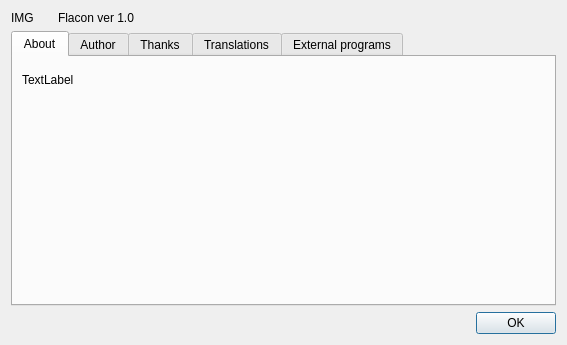
This is gui/aboutdialog/aboutdialog.ui in flacon/flacon as Qt 5 draws it before an edit. The edited form follows.
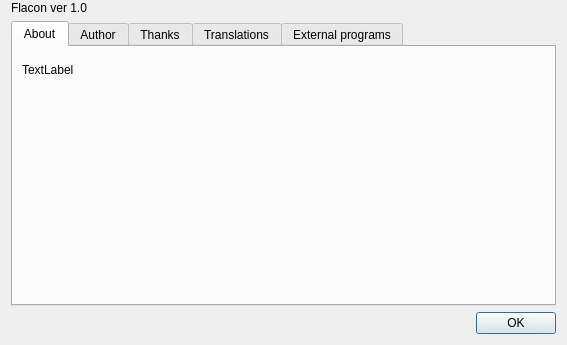
This is the edited form.

Commit message: Fix amargins in about dialog

What changed in the file:
```diff
--- a/gui/aboutdialog/aboutdialog.ui
+++ b/gui/aboutdialog/aboutdialog.ui
@@ -20,24 +20,14 @@
    <string>About Flacon</string>
   </property>
   <layout class="QVBoxLayout" name="verticalLayout">
+   <property name="topMargin">
+    <number>1</number>
+   </property>
    <item>
     <layout class="QHBoxLayout" name="horizontalLayout">
      <property name="spacing">
       <number>24</number>
      </property>
-     <item>
-      <widget class="QLabel" name="logoLabel">
-       <property name="sizePolicy">
-        <sizepolicy hsizetype="Maximum" vsizetype="Preferred">
-         <horstretch>0</horstretch>
-         <verstretch>0</verstretch>
-        </sizepolicy>
-       </property>
-       <property name="text">
-        <string notr="true">IMG</string>
-       </property>
-      </widget>
-     </item>
      <item>
       <widget class="QLabel" name="titleLabel">
        <property name="text">
```
The commit also changes 1 other file.
